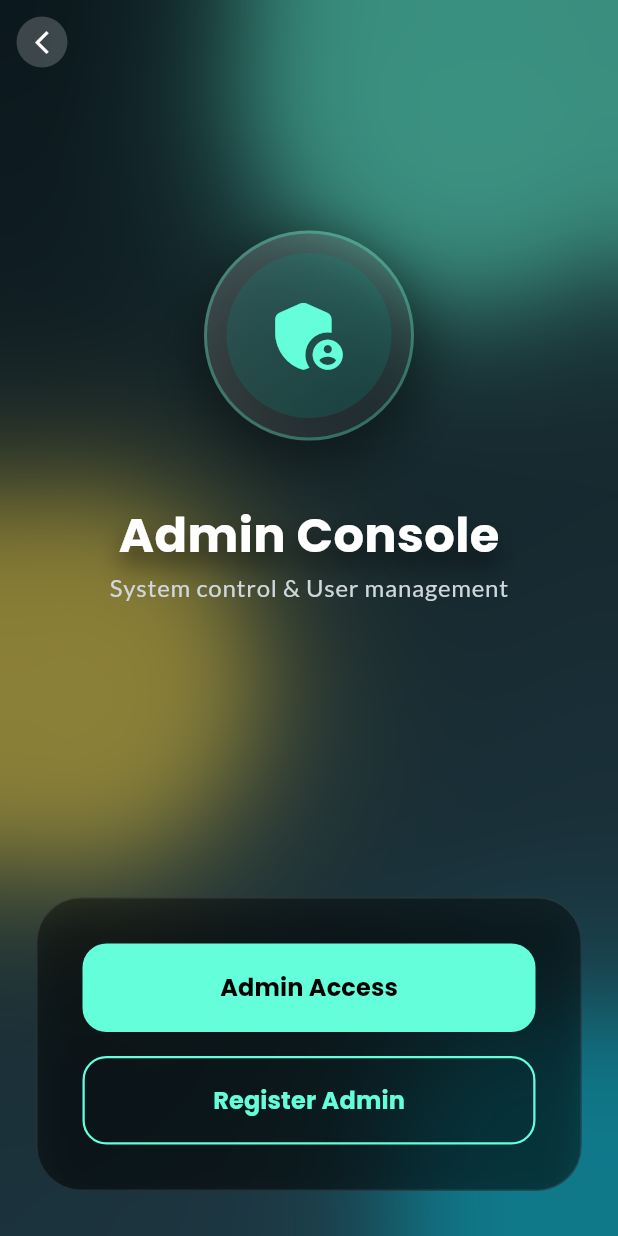
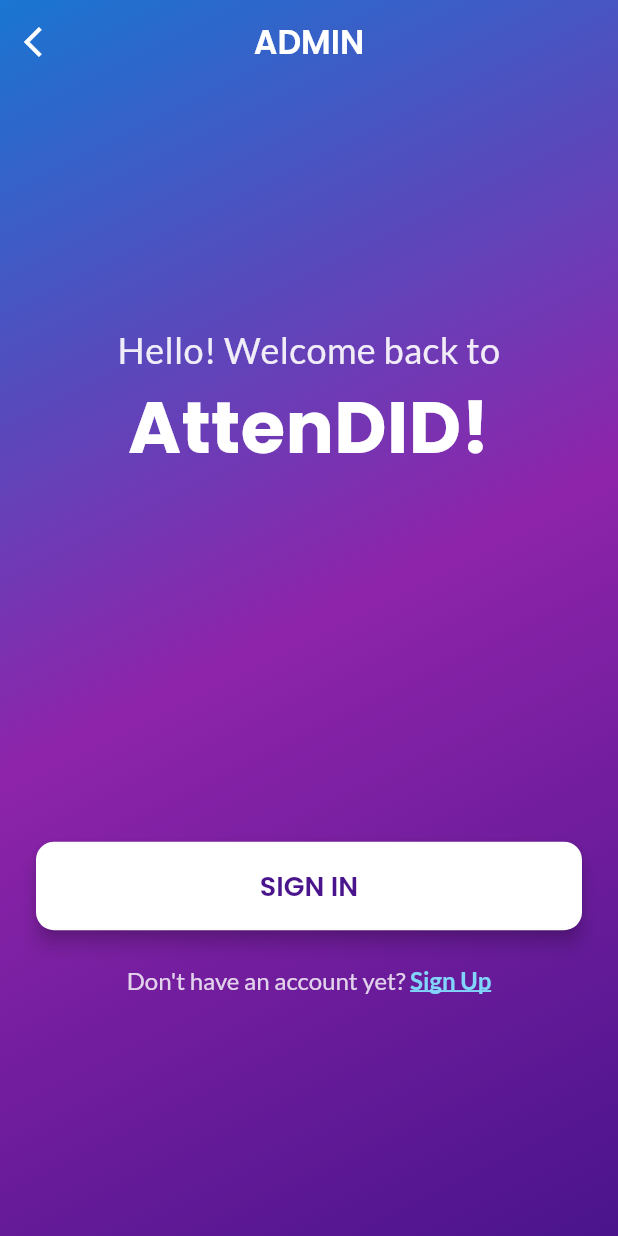
Before and after one commit to fatheensara/1535SD-FYP-Project, a Flutter app: the AdminHelloPage screen opened directly, on a phone screen of 412 x 824 dp. Run offline on Flutter 3.47's test engine with Material 3 defaults, Android fonts, the phone set to English and light mode, and no system bars; our stand-ins replace audioplayers, cloud_firestore, device_info_plus, firebase_auth, google_fonts, qr_flutter and 3 more; missing offline and left inert: excel, nfc_host_card_emulation, nfc_manager; accounts and stored records are empty.

Commit message:
admin_hello.dart

```diff
--- a/lib/admin_hello.dart
+++ b/lib/admin_hello.dart
@@ -1,297 +1,150 @@
-import 'dart:ui';
 import 'package:flutter/material.dart';
 import 'package:google_fonts/google_fonts.dart';
 
 import 'admin_signin.dart';
 import 'admin_signup.dart';
 import 'fade_page_route.dart';
+import 'home_screen.dart';
+
+const _purpleGradient = LinearGradient(
+  colors: [
+    Colors.blue,
+    Colors.purple,
+    Colors.deepPurple,
+  ],
+  begin: Alignment.topLeft,
+  end: Alignment.bottomRight,
+);
 
 class AdminHelloPage extends StatelessWidget {
   const AdminHelloPage({super.key});
 
+  void _navigateToAdminSignIn(BuildContext context) {
+  Navigator.push(
+    context,
+    FadePageRoute(page: AdminSignInPage()),
+  );
+}
+
   @override
   Widget build(BuildContext context) {
     return Scaffold(
-      extendBodyBehindAppBar: true,
       appBar: AppBar(
         backgroundColor: Colors.transparent,
         elevation: 0,
         leading: IconButton(
-          icon: Container(
-            padding: const EdgeInsets.all(8),
-            decoration: BoxDecoration(
-              // ignore: deprecated_member_use
-              color: Colors.white.withOpacity(0.2),
-              shape: BoxShape.circle,
+          icon: const Icon(Icons.arrow_back_ios, color: Colors.white),
+          onPressed: () => Navigator.of(context).pop(),
         ),
-            child: const Icon(
-              Icons.arrow_back_ios_new,
-              size: 18,
+        title: Text(
+          "ADMIN", // <-- Changed
+          style: GoogleFonts.poppins(
             color: Colors.white,
+            fontWeight: FontWeight.w600,
+            fontSize: 22,
           ),
         ),
-          onPressed: () => Navigator.pop(context),
+        centerTitle: true,
       ),
-      ),
-      body: Stack(
-        children: [
-          // 1. DYNAMIC BACKGROUND (Dark Tech Theme)
-          _buildBackground(context),
-
-          // 2. CONTENT
-          SafeArea(
-            child: Column(
-              children: [
-                const Spacer(flex: 1),
-
-                // HERO SECTION
-                _buildHeroIcon(),
-                const SizedBox(height: 40),
-
-                // Title Text
-                Text(
-                  "Admin Console",
-                  style: GoogleFonts.poppins(
-                    fontSize: 32,
-                    fontWeight: FontWeight.bold,
-                    color: Colors.white,
-                    shadows: [
-                      Shadow(
-                        // ignore: deprecated_member_use
-                        color: Colors.black.withOpacity(0.5),
-                        blurRadius: 20,
-                        offset: const Offset(0, 10),
-                      ),
-                    ],
-                  ),
-                ),
-                Text(
-                  "System control & User management",
-                  style: GoogleFonts.lato(
-                    fontSize: 16,
-                    color: Colors.blueGrey.shade100,
-                    letterSpacing: 0.5,
-                  ),
-                ),
-
-                const Spacer(flex: 2),
-
-                // BOTTOM GLASS CARD
-                _buildBottomGlassCard(context),
-
-                const SizedBox(height: 30),
-              ],
-            ),
-          ),
-        ],
-      ),
-    );
-  }
-
-  // --- WIDGET HELPERS ---
-
-  Widget _buildBackground(BuildContext context) {
-    return Container(
-      width: double.infinity,
-      height: double.infinity,
-      decoration: const BoxDecoration(
+      extendBodyBehindAppBar: true,
+      body: Container(
+        decoration: BoxDecoration(
           gradient: LinearGradient(
             colors: [
-            Color(0xFF0F2027), // Night Blue
-            Color(0xFF203A43),
-            Color(0xFF2C5364), // Teal-ish
+              Colors.blue.shade700,
+              Colors.purple.shade600,
+              Colors.purple.shade900,
             ],
             begin: Alignment.topLeft,
             end: Alignment.bottomRight,
           ),
         ),
-      child: Stack(
+        child: SafeArea(
+          child: Padding(
+            padding: const EdgeInsets.symmetric(horizontal: 24.0),
+            child: Column(
+              crossAxisAlignment: CrossAxisAlignment.stretch,
               children: [
-          // Overlay
+                const Spacer(flex: 2),
+
+                Text(
+                  "Hello! Welcome back to",
+                  textAlign: TextAlign.center,
+                  style: GoogleFonts.lato(
+                    fontSize: 24,
                     // ignore: deprecated_member_use
-          Container(color: Colors.black.withOpacity(0.3)),
-
-          // Blob 1 (Teal)
-          Positioned(
-            top: -100,
-            right: -50,
-            child: _buildBlob(Colors.tealAccent, 300),
+                    color: Colors.white.withOpacity(0.9),
                   ),
-          // Blob 2 (Amber/Orange for Warning/Control)
-          Positioned(
-            top: MediaQuery.of(context).size.height * 0.4,
-            left: -80,
-            child: _buildBlob(Colors.amberAccent, 250),
-          ),
-          // Blob 3 (Cyan)
-          Positioned(
-            bottom: -50,
-            right: -50,
-            child: _buildBlob(Colors.cyan, 200),
                 ),
 
-          // Blur
-          BackdropFilter(
-            filter: ImageFilter.blur(sigmaX: 30, sigmaY: 30),
-            child: Container(color: Colors.transparent),
+                Text(
+                  "AttenDID!",
+                  textAlign: TextAlign.center,
+                  style: GoogleFonts.poppins(
+                    fontSize: 48,
+                    fontWeight: FontWeight.bold,
+                    color: Colors.white,
+                  ),
+                ),
+
+                const Spacer(flex: 3),
+
+                // SIGN IN Button
+                ElevatedButton(
+                  onPressed: () => _navigateToAdminSignIn(context),
+                  style: ElevatedButton.styleFrom(
+                    backgroundColor: Colors.white,
+                    foregroundColor: Colors.purple.shade900,
+                    padding: const EdgeInsets.symmetric(vertical: 16),
+                    shape: RoundedRectangleBorder(
+                      borderRadius: BorderRadius.circular(12),
+                    ),
+                    textStyle: GoogleFonts.poppins(
+                      fontSize: 18,
+                      fontWeight: FontWeight.w600,
+                    ),
+                    elevation: 5,
+                  ),
+                  child: const Text("SIGN IN"),
+                ),
+
+                const SizedBox(height: 24),
+
+                // "Don't have an account yet? Sign Up"
+                GestureDetector(
+                  onTap: () {
+                    // Navigate to the AdminSignUpPage
+                    Navigator.push(
+                      context,
+                      FadePageRoute(
+                        page: AdminSignUpPage(),
+                      ), // <-- Changed
+                    );
+                  },
+                  child: RichText(
+                    textAlign: TextAlign.center,
+                    text: TextSpan(
+                      text: "Don't have an account yet? ",
+                      style: GoogleFonts.lato(
+                        // ignore: deprecated_member_use
+                        color: Colors.white.withOpacity(0.8),
+                        fontSize: 16,
+                      ),
+                      children: <TextSpan>[
+                        TextSpan(
+                          text: "Sign Up",
+                          style: GoogleFonts.lato(
+                            color: Colors.lightBlue.shade200,
+                            fontWeight: FontWeight.bold,
+                            decoration: TextDecoration.underline,
+                          ),
                         ),
                       ],
-      ),
-    );
-  }
-
-  Widget _buildBlob(Color color, double size) {
-    return Container(
-      width: size,
-      height: size,
-      decoration: BoxDecoration(
-        shape: BoxShape.circle,
-        // ignore: deprecated_member_use
-        color: color.withOpacity(0.3), // Lower opacity for dark theme
-        boxShadow: [
-          BoxShadow(
-            // ignore: deprecated_member_use
-            color: color.withOpacity(0.3),
-            blurRadius: 90,
-            spreadRadius: 20,
-          ),
-        ],
-      ),
-    );
-  }
-
-  Widget _buildHeroIcon() {
-    return Container(
-      width: 140,
-      height: 140,
-      decoration: BoxDecoration(
-        shape: BoxShape.circle,
-        gradient: LinearGradient(
-          begin: Alignment.topLeft,
-          end: Alignment.bottomRight,
-          colors: [
-            // ignore: deprecated_member_use
-            Colors.white.withOpacity(0.2),
-            // ignore: deprecated_member_use
-            Colors.white.withOpacity(0.05),
-          ],
-        ),
-        border: Border.all(
-          // ignore: deprecated_member_use
-          color: Colors.tealAccent.withOpacity(0.3),
-          width: 2,
-        ),
-        boxShadow: [
-          BoxShadow(
-            // ignore: deprecated_member_use
-            color: Colors.black.withOpacity(0.4),
-            blurRadius: 30,
-            spreadRadius: 5,
-            offset: const Offset(0, 10),
-          ),
-        ],
-      ),
-      child: Center(
-        child: Container(
-          padding: const EdgeInsets.all(25),
-          decoration: BoxDecoration(
-            // ignore: deprecated_member_use
-            color: Colors.teal.withOpacity(0.2),
-            shape: BoxShape.circle,
-          ),
-          child: const Icon(
-            Icons.admin_panel_settings_rounded, // Admin Shield Icon
-            size: 60,
-            color: Colors.tealAccent,
-          ),
-        ),
-      ),
-    );
-  }
-
-  Widget _buildBottomGlassCard(BuildContext context) {
-    return Padding(
-      padding: const EdgeInsets.symmetric(horizontal: 24),
-      child: ClipRRect(
-        borderRadius: BorderRadius.circular(30),
-        child: BackdropFilter(
-          filter: ImageFilter.blur(sigmaX: 15, sigmaY: 15),
-          child: Container(
-            padding: const EdgeInsets.all(30),
-            decoration: BoxDecoration(
-              // ignore: deprecated_member_use
-              color: Colors.black.withOpacity(0.4), // Darker glass for admin
-              borderRadius: BorderRadius.circular(30),
-              // ignore: deprecated_member_use
-              border: Border.all(color: Colors.white.withOpacity(0.1)),
-              boxShadow: [
-                BoxShadow(
-                  // ignore: deprecated_member_use
-                  color: Colors.black.withOpacity(0.3),
-                  blurRadius: 20,
-                  offset: const Offset(0, 10),
-                ),
-              ],
-            ),
-            child: Column(
-              crossAxisAlignment: CrossAxisAlignment.stretch,
-              mainAxisSize: MainAxisSize.min,
-              children: [
-                // LOGIN BUTTON
-                ElevatedButton(
-                  onPressed: () {
-                    Navigator.push(
-                      context,
-                      FadePageRoute(page: const AdminSignInPage()),
-                    );
-                  },
-                  style: ElevatedButton.styleFrom(
-                    backgroundColor: Colors.tealAccent,
-                    foregroundColor: Colors.black, // Dark text on bright button
-                    padding: const EdgeInsets.symmetric(vertical: 18),
-                    elevation: 0,
-                    shape: RoundedRectangleBorder(
-                      borderRadius: BorderRadius.circular(16),
-                    ),
-                  ),
-                  child: Text(
-                    "Admin Access",
-                    style: GoogleFonts.poppins(
-                      fontSize: 16,
-                      fontWeight: FontWeight.bold,
                     ),
                   ),
                 ),
 
-                const SizedBox(height: 16),
-
-                // REGISTER BUTTON
-                OutlinedButton(
-                  onPressed: () {
-                    Navigator.push(
-                      context,
-                      FadePageRoute(page: const AdminSignUpPage()),
-                    );
-                  },
-                  style: OutlinedButton.styleFrom(
-                    foregroundColor: Colors.tealAccent,
-                    side: const BorderSide(
-                      color: Colors.tealAccent,
-                      width: 1.5,
-                    ),
-                    padding: const EdgeInsets.symmetric(vertical: 18),
-                    shape: RoundedRectangleBorder(
-                      borderRadius: BorderRadius.circular(16),
-                    ),
-                  ),
-                  child: Text(
-                    "Register Admin",
-                    style: GoogleFonts.poppins(
-                      fontSize: 16,
-                      fontWeight: FontWeight.bold,
-                    ),
-                  ),
-                ),
+                const Spacer(flex: 2),
               ],
             ),
           ),
```
Lines whose indentation alone changed are shown as unchanged.
